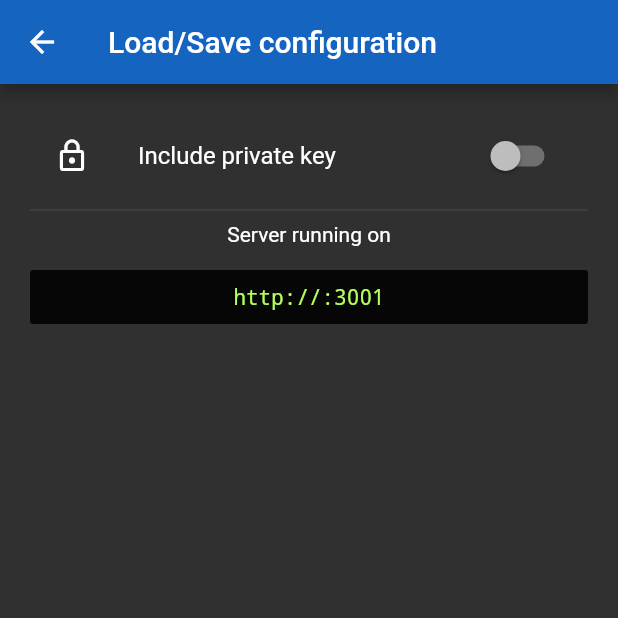
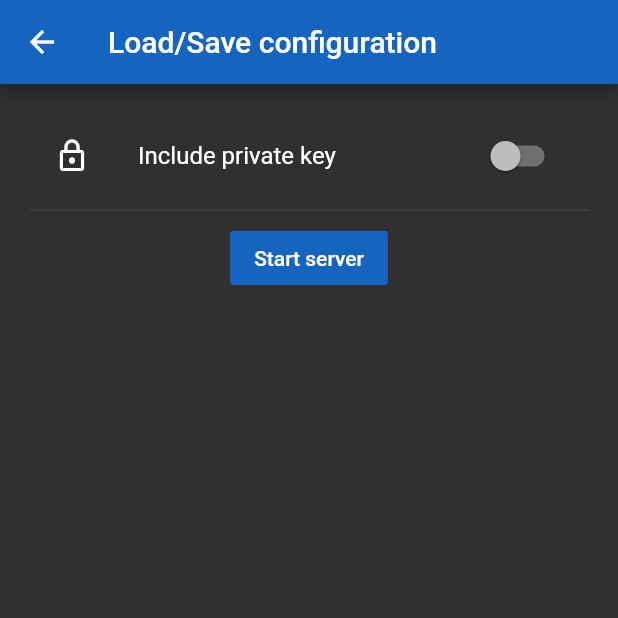
Before and after one commit to elsamuko/clusterup, a Flutter app: the LoadSaveView screen opened directly with empty values, on a phone screen of 412 x 824 dp, the top half of it. Run offline on Flutter 3.47's test engine with Material 2 defaults, Android fonts, the phone set to English and light mode, and no system bars; our stand-ins replace sqflite; missing offline and left inert: asn1lib, http_server, pointycastle, ssh, wifi; accounts and stored records are empty.

Commit message:
chg: start/stop server with button

```diff
--- a/lib/load_save_view.dart
+++ b/lib/load_save_view.dart
@@ -33,8 +33,10 @@ class LoadSaveViewState extends State<LoadSaveView> {
         f.writeAsBytes(content.buffer.asInt8List());
       });
 
+      // set current config as json string
       _server.json = widget._data.toJSON(_withPrivateKey);
 
+      // configure callback when server gets a new json string
       _server.onJson = (String json) {
         ClusterUpData data = ClusterUpData.fromJSON(json);
         if (data.clusters != null) {
@@ -44,8 +46,6 @@ class LoadSaveViewState extends State<LoadSaveView> {
           widget._data.sshKey = data.sshKey;
         }
       };
-
-      _server.start(_base);
     });
     super.initState();
   }
@@ -60,16 +60,7 @@ class LoadSaveViewState extends State<LoadSaveView> {
   Widget build(BuildContext context) {
     dev.log("load/save view");
 
-    return WillPopScope(
-        onWillPop: () async {
-          Navigator.pop(context, widget._data);
-          return false;
-        },
-        child: Scaffold(
-          appBar: AppBar(title: Text("Load/Save configuration")),
-          body: Padding(
-              padding: EdgeInsets.all(20),
-              child: Column(children: <Widget>[
+    List<Widget> children = <Widget>[
       SwitchListTile(
         secondary: Icon(Icons.lock_outline),
         title: Text("Include private key"),
@@ -82,6 +73,26 @@ class LoadSaveViewState extends State<LoadSaveView> {
         },
       ),
       Divider(),
+      FlatButton(
+          color: _server.isRunning() ? Colors.red[800] : Colors.blue[800],
+          textColor: Colors.white,
+          onPressed: () {
+            setState(() {
+              if (_server.isRunning()) {
+                _server.stop();
+              } else {
+                _server.start(_base);
+              }
+            });
+          },
+          child: Text(
+            _server.isRunning() ? "Stop server" : "Start server",
+          ))
+    ];
+
+    if (_server.isRunning()) {
+      children += <Widget>[
+        Divider(),
         Text("Server running on"),
         SizedBox(height: 10),
         FlatButton(
@@ -93,7 +104,17 @@ class LoadSaveViewState extends State<LoadSaveView> {
                 child: Center(
                   child: Text("http://$_ip:3001", style: TextStyle(fontFamily: "monospace")),
                 )))
-              ])),
+      ];
+    }
+
+    return WillPopScope(
+        onWillPop: () async {
+          Navigator.pop(context, widget._data);
+          return false;
+        },
+        child: Scaffold(
+          appBar: AppBar(title: Text("Load/Save configuration")),
+          body: Padding(padding: EdgeInsets.all(20), child: Column(children: children)),
         ));
   }
 }
```
Lines whose indentation alone changed are shown as unchanged.
